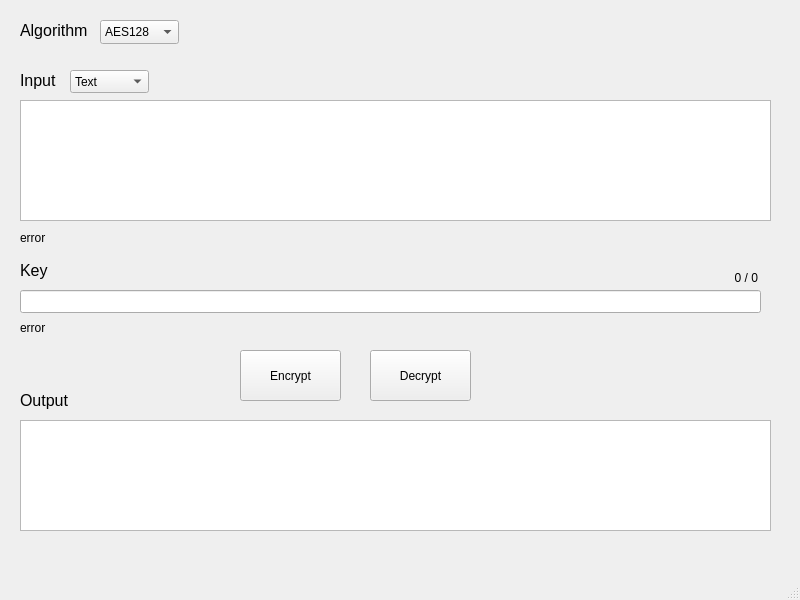
First picture: the form in src/gui/mainwindow.ui, repository Strykeros/spyMaster3000, before the edit.
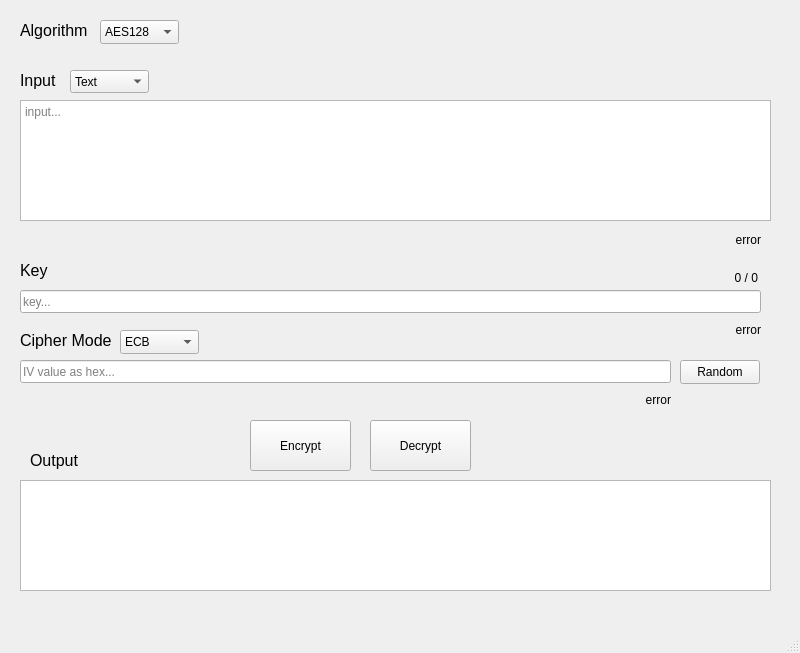
Second picture: the form after the edit.

Commit message: working iv input

What changed in the file:
```diff
--- a/src/gui/mainwindow.ui
+++ b/src/gui/mainwindow.ui
@@ -7,7 +7,7 @@
     <x>0</x>
     <y>0</y>
     <width>800</width>
-    <height>600</height>
+    <height>653</height>
    </rect>
   </property>
   <property name="windowTitle">
@@ -17,8 +17,8 @@
    <widget class="QPushButton" name="encrypt_btn">
     <property name="geometry">
      <rect>
-      <x>240</x>
-      <y>350</y>
+      <x>250</x>
+      <y>420</y>
       <width>101</width>
       <height>51</height>
      </rect>
@@ -31,7 +31,7 @@
     <property name="geometry">
      <rect>
       <x>370</x>
-      <y>350</y>
+      <y>420</y>
       <width>101</width>
       <height>51</height>
      </rect>
@@ -49,6 +49,9 @@
       <height>121</height>
      </rect>
     </property>
+    <property name="placeholderText">
+     <string>input...</string>
+    </property>
    </widget>
    <widget class="QLineEdit" name="key_textbox">
     <property name="geometry">
@@ -59,6 +62,9 @@
       <height>23</height>
      </rect>
     </property>
+    <property name="placeholderText">
+     <string>key...</string>
+    </property>
    </widget>
    <widget class="QLabel" name="input_label">
     <property name="geometry">
@@ -100,7 +106,7 @@
     <property name="geometry">
      <rect>
       <x>20</x>
-      <y>420</y>
+      <y>480</y>
       <width>751</width>
       <height>111</height>
      </rect>
@@ -109,8 +115,8 @@
    <widget class="QLabel" name="output_label">
     <property name="geometry">
      <rect>
-      <x>20</x>
-      <y>390</y>
+      <x>30</x>
+      <y>450</y>
       <width>61</width>
       <height>20</height>
      </rect>
@@ -127,28 +133,34 @@
    <widget class="QLabel" name="key_err_label">
     <property name="geometry">
      <rect>
-      <x>20</x>
+      <x>630</x>
       <y>320</y>
-      <width>741</width>
-      <height>16</height>
+      <width>131</width>
+      <height>20</height>
      </rect>
     </property>
     <property name="text">
      <string>error</string>
     </property>
+    <property name="alignment">
+     <set>Qt::AlignRight|Qt::AlignTrailing|Qt::AlignVCenter</set>
+    </property>
    </widget>
    <widget class="QLabel" name="input_err_label">
     <property name="geometry">
      <rect>
-      <x>20</x>
+      <x>560</x>
       <y>230</y>
-      <width>741</width>
-      <height>16</height>
+      <width>201</width>
+      <height>20</height>
      </rect>
     </property>
     <property name="text">
      <string>error</string>
     </property>
+    <property name="alignment">
+     <set>Qt::AlignRight|Qt::AlignTrailing|Qt::AlignVCenter</set>
+    </property>
    </widget>
    <widget class="QComboBox" name="input_comboBox">
     <property name="geometry">
@@ -234,6 +246,91 @@
      </property>
     </item>
    </widget>
+   <widget class="QLineEdit" name="iv_textbox">
+    <property name="geometry">
+     <rect>
+      <x>20</x>
+      <y>360</y>
+      <width>651</width>
+      <height>23</height>
+     </rect>
+    </property>
+    <property name="placeholderText">
+     <string>IV value as hex...</string>
+    </property>
+   </widget>
+   <widget class="QPushButton" name="iv_random_btn">
+    <property name="geometry">
+     <rect>
+      <x>680</x>
+      <y>360</y>
+      <width>80</width>
+      <height>24</height>
+     </rect>
+    </property>
+    <property name="text">
+     <string>Random</string>
+    </property>
+   </widget>
+   <widget class="QLabel" name="c_mode_label">
+    <property name="geometry">
+     <rect>
+      <x>20</x>
+      <y>330</y>
+      <width>91</width>
+      <height>20</height>
+     </rect>
+    </property>
+    <property name="font">
+     <font>
+      <pointsize>12</pointsize>
+     </font>
+    </property>
+    <property name="text">
+     <string>Cipher Mode</string>
+    </property>
+   </widget>
+   <widget class="QComboBox" name="c_mode_comboBox">
+    <property name="geometry">
+     <rect>
+      <x>120</x>
+      <y>330</y>
+      <width>79</width>
+      <height>24</height>
+     </rect>
+    </property>
+    <item>
+     <property name="text">
+      <string>ECB</string>
+     </property>
+    </item>
+    <item>
+     <property name="text">
+      <string>CBC</string>
+     </property>
+    </item>
+    <item>
+     <property name="text">
+      <string>CTR</string>
+     </property>
+    </item>
+   </widget>
+   <widget class="QLabel" name="c_mode_err_label">
+    <property name="geometry">
+     <rect>
+      <x>470</x>
+      <y>390</y>
+      <width>201</width>
+      <height>20</height>
+     </rect>
+    </property>
+    <property name="text">
+     <string>error</string>
+    </property>
+    <property name="alignment">
+     <set>Qt::AlignRight|Qt::AlignTrailing|Qt::AlignVCenter</set>
+    </property>
+   </widget>
   </widget>
   <widget class="QMenuBar" name="menubar">
    <property name="geometry">
```
The commit also changes 8 other files.
